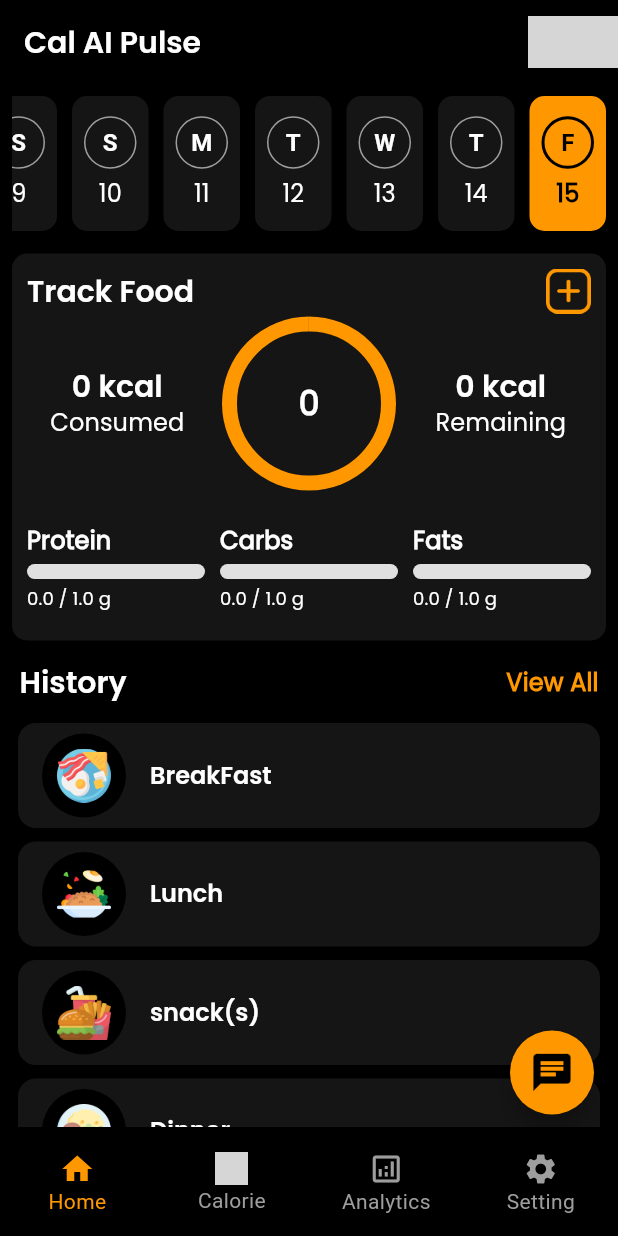
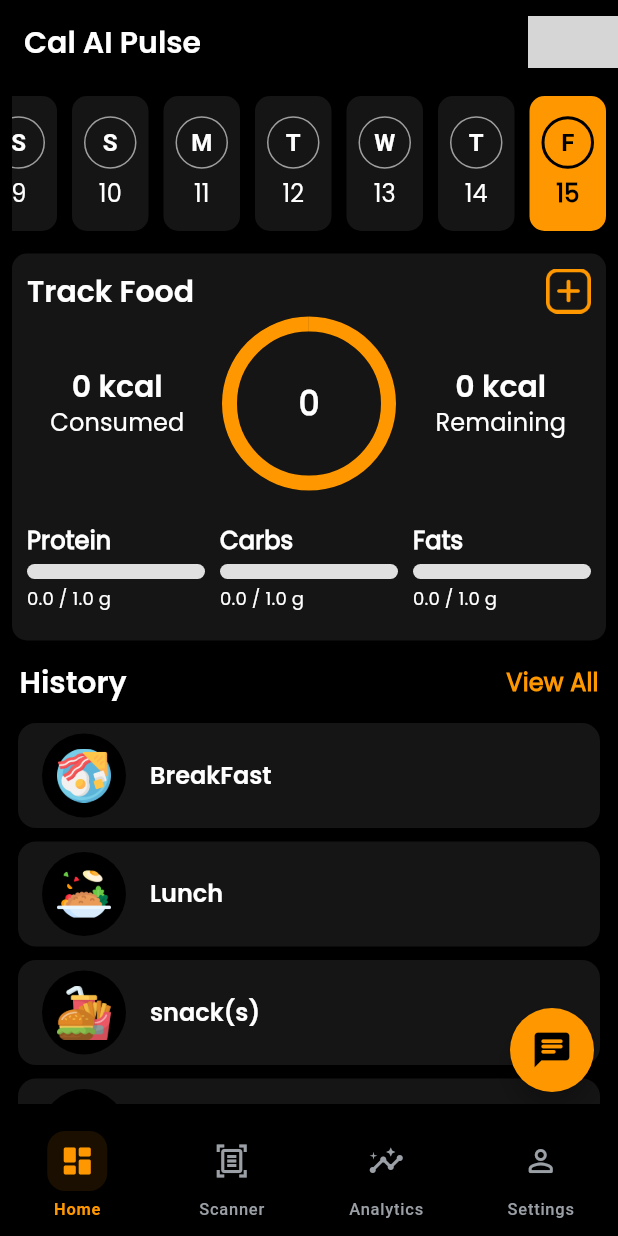
Before and after one commit to akrambel2115/macroaize, a Flutter app: the LeadingView screen opened by its route, on a phone screen of 412 x 824 dp. Run offline on Flutter 3.47's test engine with Material 3 defaults, Android fonts, the phone set to English and light mode, and no system bars; our stand-ins replace camera, carousel_slider, fluttertoast, get, image_cropper, image_picker and 6 more; missing offline and left inert: dart_openai; accounts and stored records are empty; grey boxes are pictures that could not be loaded.

Commit message:
Refactor bottom navigation and chat button UI

```diff
--- a/lib/screens/leadingScreen/LeadingView.dart
+++ b/lib/screens/leadingScreen/LeadingView.dart
@@ -1,5 +1,5 @@
 import 'package:flutter/material.dart';
-import 'package:foodcalorietracker/constant/AppAssets.dart';
+import 'package:foodcalorietracker/constant/AppColor.dart';
 import 'package:foodcalorietracker/routes/app_routes.dart';
 import 'package:foodcalorietracker/screens/AnalyticsScreen/AnalyticsView.dart';
 import 'package:foodcalorietracker/screens/HomeScreen/HomeView.dart';
@@ -21,129 +21,83 @@ class LeadingView extends GetView<LeadingController> {
       },
       child: Scaffold(
         floatingActionButtonLocation: FloatingActionButtonLocation.endFloat,
-        floatingActionButton:  FloatingActionButton(onPressed: () {
-          print("Hello on Tap");
+        floatingActionButton: GetBuilder<LeadingController>(
+          builder: (controller) {
+            // Hide chat button when scanner is active for distraction-free experience
+            if (controller.currentIndex == 1) {
+              return const SizedBox.shrink();
+            }
+
+            return FloatingActionButton(
+              onPressed: () {
                 Get.toNamed(Routes.chatView);
               },
               backgroundColor: context.theme.focusColor,
-          shape: CircleBorder(),
-          child:Icon(Icons.chat,color: context.theme.scaffoldBackgroundColor,size: 30,),
+              shape: const CircleBorder(),
+              elevation: 6,
+              child: Icon(
+                Icons.chat_rounded,
+                color: context.theme.scaffoldBackgroundColor,
+                size: 28,
+              ),
+            );
+          },
         ),
           bottomNavigationBar: GetBuilder<LeadingController>(
             builder: (controller) {
-              return SizedBox(
-                height: 60,
+              return Container(
+                height: 80 + MediaQuery.of(context).padding.bottom,
+                decoration: BoxDecoration(
+                  color: context.theme.scaffoldBackgroundColor,
+                  borderRadius: const BorderRadius.vertical(top: Radius.circular(24)),
+                  boxShadow: [
+                    BoxShadow(
+                      color: AppColor.lightShadow,
+                      blurRadius: 12,
+                      offset: const Offset(0, -4),
+                    ),
+                  ],
+                ),
+                child: SafeArea(
                   child: Row(
-                  mainAxisAlignment: MainAxisAlignment.spaceAround,
-                  // space items evenly
+                    mainAxisAlignment: MainAxisAlignment.spaceEvenly,
                     children: [
-                    Expanded(
-                      child: InkWell(
-                        onTap: () {
-                          controller.changeTabIndex(0);
-                        },
-                        child: Column(
-                          mainAxisAlignment: MainAxisAlignment.center,
-                          children: [
-                            Icon(
-                              Icons.home,
-                              color: controller.currentIndex == 0
-                                  ? context.theme.focusColor
-                                  : Colors.grey,
+                      _buildNavItem(
+                        context,
+                        controller,
+                        0,
+                        Icons.dashboard_rounded,
+                        Icons.dashboard_outlined,
+                        'Home'.tr
                       ),
-                            Text(
-                              'Home'.tr,
-                              style: TextStyle(
-                                color: controller.currentIndex == 0
-                                    ? context.theme.focusColor
-                                    : Colors.grey,
+                      _buildNavItem(
+                        context,
+                        controller,
+                        1,
+                        Icons.document_scanner_rounded,
+                        Icons.document_scanner_outlined,
+                        'Scanner'.tr
                       ),
+                      _buildNavItem(
+                        context,
+                        controller,
+                        2,
+                        Icons.insights_rounded,
+                        Icons.insights_outlined,
+                        'Analytics'.tr
+                      ),
+                      _buildNavItem(
+                        context,
+                        controller,
+                        3,
+                        Icons.person_rounded,
+                        Icons.person_outline_rounded,
+                        'Settings'.tr
                       ),
                     ],
                   ),
                 ),
-                    ),
-                    Expanded(
-                      child: InkWell(
-                        onTap: () {
-                          controller.changeTabIndex(1);
-                        },
-                        child: Column(
-                          mainAxisAlignment: MainAxisAlignment.center,
-                          children: [
-                            Image.asset(
-                              AppAssets.scanHomeIcon,
-                              fit: BoxFit.fill,
-                              height: 22,
-                              width: 22,
-                              color: controller.currentIndex == 1
-                                  ? context.theme.focusColor
-                                  : Colors.grey,
-                            ),
-                            Text('Calorie'.tr,
-                                style: TextStyle(
-                                  color: controller.currentIndex == 1
-                                      ? context.theme.focusColor
-                                      : Colors.grey,
-                                )),
-                          ],
-                        ),
-                      ),
-                    ),
-                    Expanded(
-                      child: InkWell(
-                        onTap: () {
-                          controller.changeTabIndex(2);
-                        },
-                        child: Column(
-                          mainAxisAlignment: MainAxisAlignment.center,
-                          children: [
-
-                            Icon(
-                              Icons.analytics_outlined,
-                              color: controller.currentIndex == 2
-                                  ? context.theme.focusColor
-                                  : Colors.grey,
-                            ),
-                            Text('Analytics'.tr,
-                                style: TextStyle(
-                                  color: controller.currentIndex == 2
-                                      ? context.theme.focusColor
-                                      : Colors.grey,
-                                )),
-                          ],
-                        ),
-                      ),
-                    ),
-                    Expanded(
-                      child: InkWell(
-                        onTap: () {
-                          controller.changeTabIndex(3);
-                        },
-                        child: Column(
-                          mainAxisAlignment: MainAxisAlignment.center,
-                          children: [
-                            Icon(
-                              Icons.settings,
-
-                              color: controller.currentIndex == 3
-                                  ? context.theme.focusColor
-                                  : Colors.grey,
-                            ),
-                            Text('Setting'.tr,
-                                style: TextStyle(
-                                  overflow: TextOverflow.ellipsis,
-                                  color: controller.currentIndex == 3
-                                      ? context.theme.focusColor
-                                      : Colors.grey,
-                                )),
-                          ],
-                        ),
-                      ),
-                    ),
-                  ],
-                ),
-              ).paddingOnly(bottom: MediaQuery.of(context).padding.bottom+5);
+              );
             },
           ),
 
@@ -162,4 +116,63 @@ class LeadingView extends GetView<LeadingController> {
           )),
     );
   }
+
+  Widget _buildNavItem(
+    BuildContext context,
+    LeadingController controller,
+    int index,
+    IconData activeIcon,
+    IconData inactiveIcon,
+    String label,
+  ) {
+    final isSelected = controller.currentIndex == index;
+
+    return Expanded(
+      child: Material(
+        color: Colors.transparent,
+        child: InkWell(
+          onTap: () => controller.changeTabIndex(index),
+          borderRadius: BorderRadius.circular(16),
+          child: Container(
+            padding: const EdgeInsets.symmetric(vertical: 8, horizontal: 4),
+            child: Column(
+              mainAxisSize: MainAxisSize.min,
+              children: [
+                AnimatedContainer(
+                  duration: const Duration(milliseconds: 200),
+                  padding: const EdgeInsets.all(8),
+                  decoration: BoxDecoration(
+                    color: isSelected
+                      ? context.theme.focusColor.withOpacity(0.1)
+                      : Colors.transparent,
+                    borderRadius: BorderRadius.circular(12),
+                  ),
+                  child: Icon(
+                    isSelected ? activeIcon : inactiveIcon,
+                    color: isSelected
+                        ? context.theme.focusColor
+                        : AppColor.neutralGrey500,
+                    size: 24,
+                  ),
+                ),
+                const SizedBox(height: 4),
+                Text(
+                  label,
+                  style: context.textTheme.labelSmall?.copyWith(
+                    color: isSelected
+                        ? context.theme.focusColor
+                        : AppColor.neutralGrey500,
+                    fontWeight: isSelected
+                        ? FontWeight.w600
+                        : FontWeight.w500,
+                  ),
+                  overflow: TextOverflow.ellipsis,
+                ),
+              ],
+            ),
+          ),
+        ),
+      ),
+    );
   }
+}
```
Lines whose indentation alone changed are shown as unchanged.
